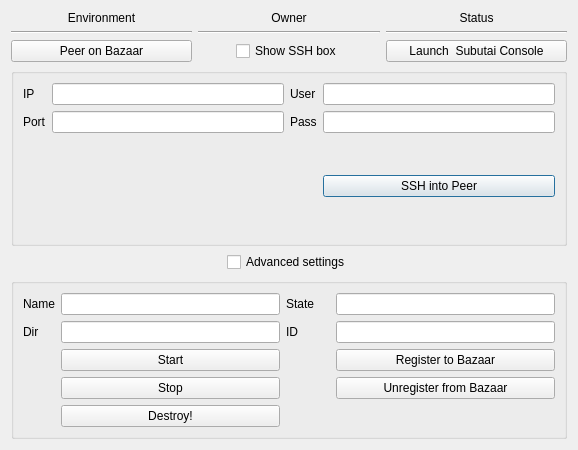
The window that hub/forms/DlgPeer.ui (subutai-io/control-center) describes before a commit, drawn with Qt 5.
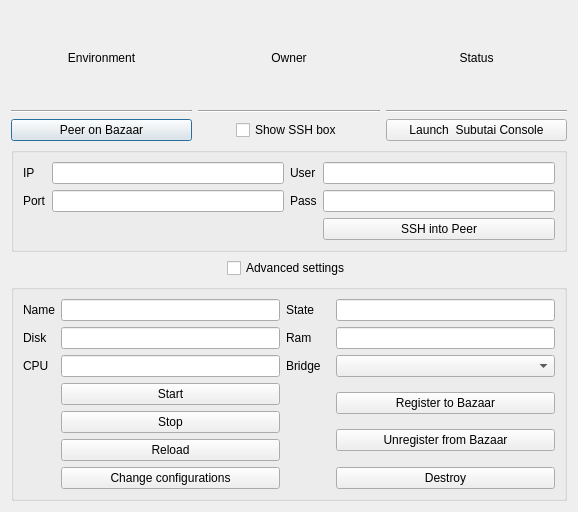
The same window after the commit.

Commit message: peer dialog

```diff
--- a/hub/forms/DlgPeer.ui
+++ b/hub/forms/DlgPeer.ui
@@ -7,7 +7,7 @@
     <x>0</x>
     <y>0</y>
     <width>578</width>
-    <height>450</height>
+    <height>512</height>
    </rect>
   </property>
   <property name="windowTitle">
@@ -17,6 +17,46 @@
    <enum>Qt::LeftToRight</enum>
   </property>
   <layout class="QGridLayout" name="gridLayout">
+   <item row="1" column="1">
+    <widget class="QLabel" name="lbl_env">
+     <property name="text">
+      <string>Environment</string>
+     </property>
+     <property name="alignment">
+      <set>Qt::AlignCenter</set>
+     </property>
+    </widget>
+   </item>
+   <item row="6" column="1">
+    <widget class="QPushButton" name="btn_peer_on_hub">
+     <property name="text">
+      <string>Peer on Bazaar</string>
+     </property>
+    </widget>
+   </item>
+   <item row="6" column="2" alignment="Qt::AlignHCenter">
+    <widget class="QCheckBox" name="show_ssh">
+     <property name="sizePolicy">
+      <sizepolicy hsizetype="Minimum" vsizetype="Fixed">
+       <horstretch>0</horstretch>
+       <verstretch>0</verstretch>
+      </sizepolicy>
+     </property>
+     <property name="layoutDirection">
+      <enum>Qt::LeftToRight</enum>
+     </property>
+     <property name="text">
+      <string>Show SSH box</string>
+     </property>
+    </widget>
+   </item>
+   <item row="6" column="3">
+    <widget class="QPushButton" name="btn_launch_console">
+     <property name="text">
+      <string>Launch  Subutai Console</string>
+     </property>
+    </widget>
+   </item>
    <item row="1" column="2">
     <widget class="QLabel" name="lbl_env_owner">
      <property name="text">
@@ -61,19 +101,6 @@
       <string/>
      </property>
      <layout class="QGridLayout" name="gridLayout_2">
-      <item row="2" column="1">
-       <widget class="QLabel" name="lbl_connection_status">
-        <property name="sizePolicy">
-         <sizepolicy hsizetype="Ignored" vsizetype="Expanding">
-          <horstretch>0</horstretch>
-          <verstretch>0</verstretch>
-         </sizepolicy>
-        </property>
-        <property name="text">
-         <string/>
-        </property>
-       </widget>
-      </item>
       <item row="1" column="0">
        <widget class="QLabel" name="label_2">
         <property name="text">
@@ -146,53 +173,13 @@
    <item row="3" column="3">
     <layout class="QVBoxLayout" name="env_status"/>
    </item>
-   <item row="1" column="1">
-    <widget class="QLabel" name="lbl_env">
-     <property name="text">
-      <string>Environment</string>
-     </property>
-     <property name="alignment">
-      <set>Qt::AlignCenter</set>
-     </property>
-    </widget>
-   </item>
-   <item row="6" column="1">
-    <widget class="QPushButton" name="btn_peer_on_hub">
-     <property name="text">
-      <string>Peer on Bazaar</string>
-     </property>
-    </widget>
-   </item>
-   <item row="6" column="2" alignment="Qt::AlignHCenter">
-    <widget class="QCheckBox" name="show_ssh">
-     <property name="sizePolicy">
-      <sizepolicy hsizetype="Minimum" vsizetype="Fixed">
-       <horstretch>0</horstretch>
-       <verstretch>0</verstretch>
-      </sizepolicy>
-     </property>
-     <property name="layoutDirection">
-      <enum>Qt::LeftToRight</enum>
-     </property>
-     <property name="text">
-      <string>Show SSH box</string>
-     </property>
-    </widget>
-   </item>
-   <item row="6" column="3">
-    <widget class="QPushButton" name="btn_launch_console">
-     <property name="text">
-      <string>Launch  Subutai Console</string>
-     </property>
-    </widget>
-   </item>
    <item row="10" column="1" colspan="3">
     <widget class="QGroupBox" name="gr_peer_control">
      <property name="title">
       <string/>
      </property>
      <layout class="QGridLayout" name="gridLayout_3">
-      <item row="3" column="3">
+      <item row="4" column="3">
        <layout class="QVBoxLayout" name="verticalLayout_4">
         <item>
          <widget class="QPushButton" name="btn_register">
@@ -210,24 +197,7 @@
         </item>
        </layout>
       </item>
-      <item row="2" column="2">
-       <widget class="QLabel" name="lbl_id">
-        <property name="text">
-         <string>ID</string>
-        </property>
-       </widget>
-      </item>
-      <item row="1" column="3">
-       <widget class="QLineEdit" name="le_state"/>
-      </item>
-      <item row="2" column="0">
-       <widget class="QLabel" name="lbl_dir">
-        <property name="text">
-         <string>Dir</string>
-        </property>
-       </widget>
-      </item>
-      <item row="3" column="1">
+      <item row="4" column="1">
        <layout class="QVBoxLayout" name="verticalLayout_3">
         <item>
          <widget class="QPushButton" name="btn_start">
@@ -243,6 +213,13 @@
           </property>
          </widget>
         </item>
+        <item>
+         <widget class="QPushButton" name="pushButton_2">
+          <property name="text">
+           <string>Reload</string>
+          </property>
+         </widget>
+        </item>
        </layout>
       </item>
       <item row="1" column="0">
@@ -252,15 +229,9 @@
         </property>
        </widget>
       </item>
-      <item row="2" column="1">
-       <widget class="QLineEdit" name="le_dir"/>
-      </item>
       <item row="1" column="1">
        <widget class="QLineEdit" name="le_name"/>
       </item>
-      <item row="2" column="3">
-       <widget class="QLineEdit" name="le_id"/>
-      </item>
       <item row="1" column="2">
        <widget class="QLabel" name="lbl_state">
         <property name="minimumSize">
@@ -274,13 +245,63 @@
         </property>
        </widget>
       </item>
-      <item row="4" column="1">
+      <item row="5" column="3">
        <widget class="QPushButton" name="btn_destroy">
         <property name="text">
-         <string>Destroy!</string>
+         <string>Destroy</string>
         </property>
        </widget>
       </item>
+      <item row="5" column="1">
+       <widget class="QPushButton" name="pushButton">
+        <property name="text">
+         <string>Change configurations</string>
+        </property>
+       </widget>
+      </item>
+      <item row="2" column="2">
+       <widget class="QLabel" name="label_6">
+        <property name="text">
+         <string>Ram</string>
+        </property>
+       </widget>
+      </item>
+      <item row="2" column="0">
+       <widget class="QLabel" name="label_5">
+        <property name="text">
+         <string>Disk</string>
+        </property>
+       </widget>
+      </item>
+      <item row="1" column="3">
+       <widget class="QLineEdit" name="le_state"/>
+      </item>
+      <item row="3" column="0">
+       <widget class="QLabel" name="label_7">
+        <property name="text">
+         <string>CPU</string>
+        </property>
+       </widget>
+      </item>
+      <item row="3" column="2">
+       <widget class="QLabel" name="label_8">
+        <property name="text">
+         <string>Bridge</string>
+        </property>
+       </widget>
+      </item>
+      <item row="2" column="1">
+       <widget class="QLineEdit" name="lineEdit"/>
+      </item>
+      <item row="3" column="1">
+       <widget class="QLineEdit" name="lineEdit_2"/>
+      </item>
+      <item row="2" column="3">
+       <widget class="QLineEdit" name="lineEdit_3"/>
+      </item>
+      <item row="3" column="3">
+       <widget class="QComboBox" name="comboBox"/>
+      </item>
      </layout>
     </widget>
    </item>
```
The commit also changes 4 other files.
